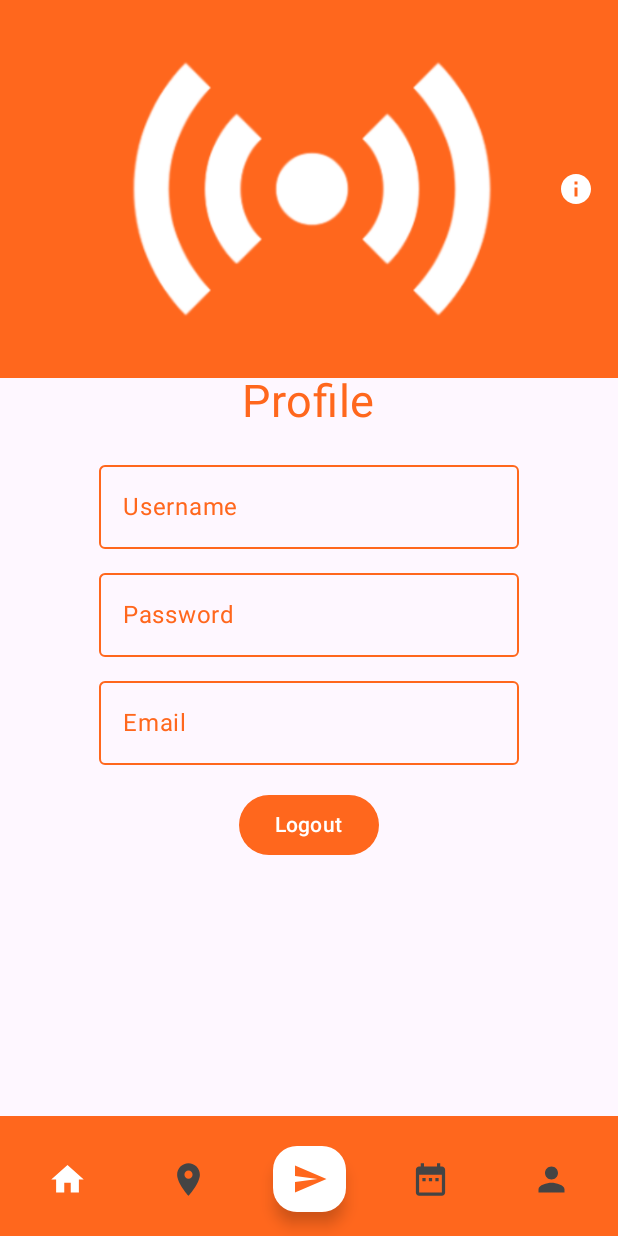
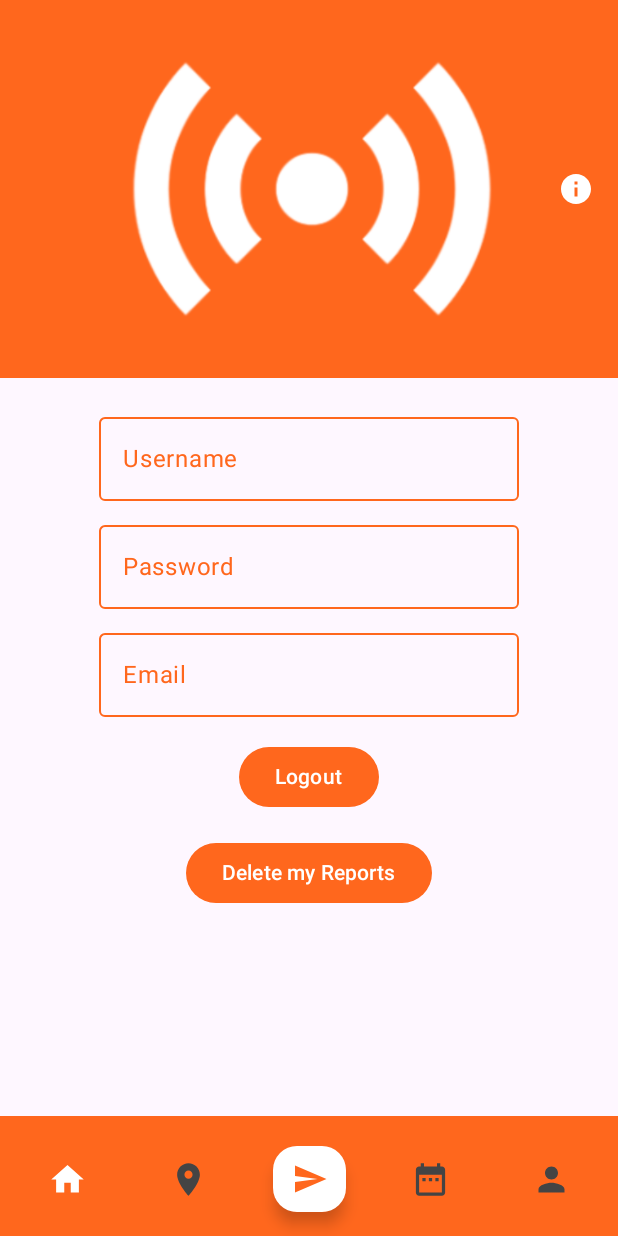
Before and after one commit to FedericoChiodi/RoadSense, an Android app built with Jetpack Compose: the Profile screen opened through its navigation route, on a phone screen of 412 x 824 dp. Run offline under Robolectric (Android 15) with nearby library versions, the phone set to English and light mode, and no system bars; our stand-ins replace Dagger/Hilt's generated code; libraries missing offline, so code that uses them is left out: org.osmdroid.tileprovider, org.osmdroid.util, org.osmdroid.views; 1 statement that could not run was skipped.

Commit message:
Added clear reports button

```diff
--- a/app/src/main/java/com/sanpc/roadsense/ui/navigation/AppNavigation.kt
+++ b/app/src/main/java/com/sanpc/roadsense/ui/navigation/AppNavigation.kt
@@ -125,7 +125,9 @@
                         email = userPreferences.email,
                         pass = userPreferences.password,
                         loginViewModel = loginViewModel,
-                        navController = navController
+                        navController = navController,
+                        potholeViewModel = potholeViewModel,
+                        dropViewModel = dropViewModel
                     )
                 }
                 composable(Routes.REPORTS) {
--- a/app/src/main/java/com/sanpc/roadsense/ui/screen/Profile.kt
+++ b/app/src/main/java/com/sanpc/roadsense/ui/screen/Profile.kt
@@ -1,5 +1,6 @@
 package com.sanpc.roadsense.ui.screen
 
+import android.widget.Toast
 import androidx.compose.foundation.layout.Arrangement
 import androidx.compose.foundation.layout.Box
 import androidx.compose.foundation.layout.Column
@@ -25,14 +26,18 @@
 import com.sanpc.roadsense.ui.navigation.Routes
 import com.sanpc.roadsense.ui.theme.Orange
 import com.sanpc.roadsense.ui.theme.RoadSenseTheme
+import com.sanpc.roadsense.ui.viewmodel.DropViewModel
 import com.sanpc.roadsense.ui.viewmodel.LoginViewModel
+import com.sanpc.roadsense.ui.viewmodel.PotholeViewModel
 
 @Composable
 fun Profile(navController: NavController,
             username: String,
             email: String,
             pass: String,
-            loginViewModel: LoginViewModel
+            loginViewModel: LoginViewModel,
+            potholeViewModel: PotholeViewModel,
+            dropViewModel: DropViewModel
 ) {
     val (usernameState, setUsername) = remember { mutableStateOf(TextFieldValue(username)) }
     val (passState, setPass) = remember { mutableStateOf(TextFieldValue(pass)) }
@@ -114,6 +119,19 @@
             ) {
                 Text("Logout", color = Color.White)
             }
+
+            Button(
+                onClick = {
+                    potholeViewModel.clearPotholes()
+                    dropViewModel.clearDrops()
+                    Toast.makeText(navController.context, "All reports deleted!", Toast.LENGTH_SHORT).show()
+                },
+                modifier = Modifier
+                    .padding(top = 16.dp),
+                colors = ButtonDefaults.buttonColors(Orange)
+            ) {
+                Text("Delete my Reports", color = Color.White)
+            }
         }
     }
 }
--- a/app/src/main/java/com/sanpc/roadsense/ui/viewmodel/DropViewModel.kt
+++ b/app/src/main/java/com/sanpc/roadsense/ui/viewmodel/DropViewModel.kt
@@ -22,8 +22,10 @@
         dropRepository.insert(drop)
     }
 
-    suspend fun clearDrops() {
-        dropRepository.clearDrops()
+    fun clearDrops() {
+        viewModelScope.launch {
+            dropRepository.clearDrops()
+        }
     }
 
     suspend fun getUnsyncedDrops() : List<Drop> {
--- a/app/src/main/java/com/sanpc/roadsense/ui/viewmodel/PotholeViewModel.kt
+++ b/app/src/main/java/com/sanpc/roadsense/ui/viewmodel/PotholeViewModel.kt
@@ -23,8 +23,10 @@
         potholeRepository.insert(pothole)
     }
 
-    suspend fun clearPotholes() {
-        potholeRepository.clearPotholes()
+    fun clearPotholes() {
+        viewModelScope.launch {
+            potholeRepository.clearPotholes()
+        }
     }
 
     suspend fun getUnsyncedPotholes() : List<Pothole> {
```
